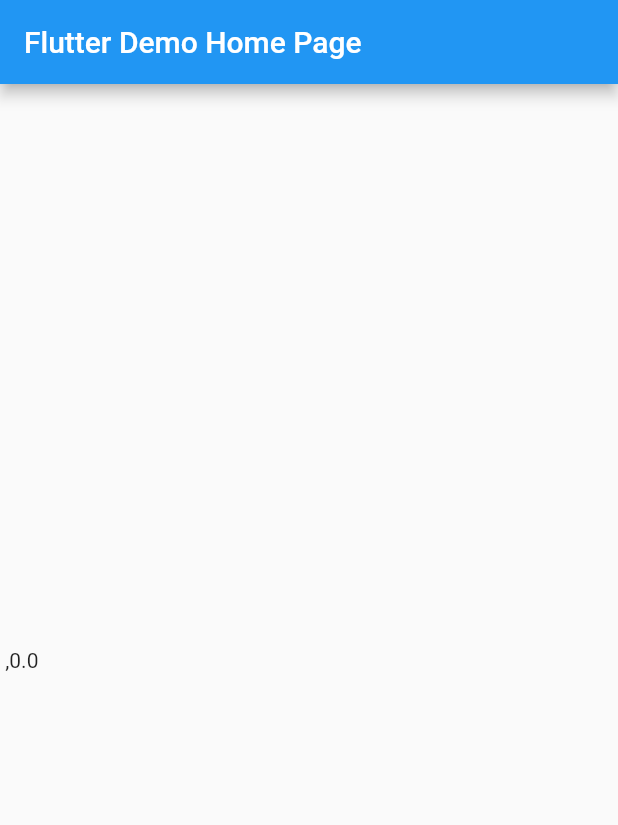
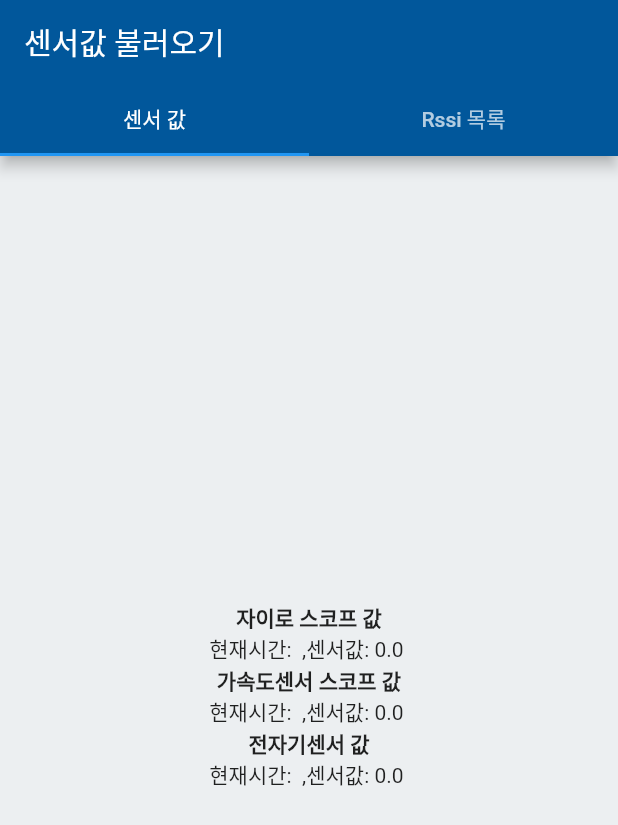
Before and after one commit to zeca9189/flutter_sensor_app, a Flutter app: the screen it shows after launch, on a phone screen of 412 x 824 dp. Shown: the top 825 px of the screen. Run offline on Flutter 3.47's test engine with Material 2 defaults, Android fonts, the phone set to English and light mode, and no system bars; our stand-ins replace flutter_mobx, mobx; missing offline and left inert: time_machine; generated files the repository leaves out were written again.

Commit message:
viewmodel, view 추가

```diff
--- a/lib/main.dart
+++ b/lib/main.dart
@@ -1,7 +1,7 @@
 import 'package:flutter/material.dart';
-import 'package:flutter_mobx/flutter_mobx.dart';
 
-import 'vm/sensor_vm.dart';
+import 'view/rssi_list_tab.dart';
+import 'view/sensor_value_tab.dart';
 
 void main() {
   runApp(const MyApp());
@@ -28,21 +28,32 @@ class MainPage extends StatefulWidget {
 }
 
 class _MainPageState extends State<MainPage> {
-  final SensorStore vm = SensorStore();
-
   @override
   Widget build(BuildContext context) {
-    return Scaffold(
-      appBar: AppBar(title: const Text('Flutter Demo Home Page')),
-      body: Observer(
-          builder: (_) {
-            return Column(
-            mainAxisAlignment: MainAxisAlignment.center,
-            children: <Widget>[
-               Text('${vm.gyro.time} ,${vm.gyro.value} '),
+    return DefaultTabController(
+      length: 3,
+      child: Scaffold(
+        backgroundColor: Colors.blueGrey[50],
+        appBar: AppBar(
+          title: const Text("센서값 불러오기"),
+          backgroundColor: Colors.lightBlue[900],
+          bottom: const TabBar(
+            tabs: [
+              Tab(
+                text: ("센서 값"),
+              ),
+              Tab(
+                text: ("Rssi 목록"),
+              ),
             ],
-          );
-        },
+          ),
+        ),
+        body: const TabBarView(
+          children: [
+            SenSorValueTab(),
+            RssiListTab(),
+          ],
+        ),
       ),
     );
   }
--- /dev/null
+++ b/lib/view/sensor_value_tab.dart
@@ -0,0 +1,73 @@
+import 'package:flutter/cupertino.dart';
+import 'package:flutter_mobx/flutter_mobx.dart';
+
+import '../vm/sensor_vm.dart';
+
+class SenSorValueTab extends StatefulWidget {
+
+  const SenSorValueTab({Key? key}):super(key: key);
+  @override
+  State<StatefulWidget> createState() => SenSorValueTabState();
+
+}
+
+class SenSorValueTabState extends State<SenSorValueTab>{
+
+  final SensorStore vm = SensorStore();
+
+  @override
+  Widget build(BuildContext context) {
+    return  Observer(
+      builder: (context) {
+        return Column(
+          mainAxisAlignment: MainAxisAlignment.center,
+          children: <Widget>[
+            Column(
+              children: [
+                const Text(
+                  '자이로 스코프 값',
+                  style: TextStyle(
+                    fontWeight: FontWeight.bold,
+                  ),
+                ),
+                Text(
+                  '현재시간: ${vm.gyro.time} ,센서값: ${vm.gyro.value} ',
+                  softWrap: true,
+                ),
+              ],
+            ),
+            Column(
+              children: [
+                const Text(
+                  '가속도센서 스코프 값',
+                  style: TextStyle(
+                    fontWeight: FontWeight.bold,
+                  ),
+                ),
+                Text(
+                  '현재시간: ${vm.accel.time} ,센서값: ${vm.accel.value} ',
+                  softWrap: true,
+                ),
+              ],
+            ),
+            Column(
+              children: [
+                const Text(
+                  '전자기센서 값',
+                  style: TextStyle(
+                    fontWeight: FontWeight.bold,
+                  ),
+                ),
+                Text(
+                  '현재시간: ${vm.mag.time} ,센서값: ${vm.mag.value} ',
+                  softWrap: true,
+                ),
+              ],
+            ),
+          ],
+        );
+      }
+    );
+  }
+
+}
--- a/pubspec.yaml
+++ b/pubspec.yaml
@@ -21,6 +21,7 @@ dependencies:
   json_serializable: ^6.7.0
   time_machine: ^0.9.17
 
+  #mobx 관랸
   flutter_mobx: ^2.0.6+5
   mobx: ^2.2.0
   mobx_codegen: ^2.3.0
@@ -30,6 +31,7 @@ dev_dependencies:
   flutter_test:
     sdk: flutter
 
+  #mobx 관련
   build_runner: ^2.4.4
 
   flutter_lints: ^2.0.0
```
Also changed, not shown: lib/view/rssi_list_tab.dart (added, +38 -0 lines), lib/vm/rssi_list_vm.dart (added, +27 -0 lines), lib/vm/sensor_vm.dart (+0 -15 lines).
